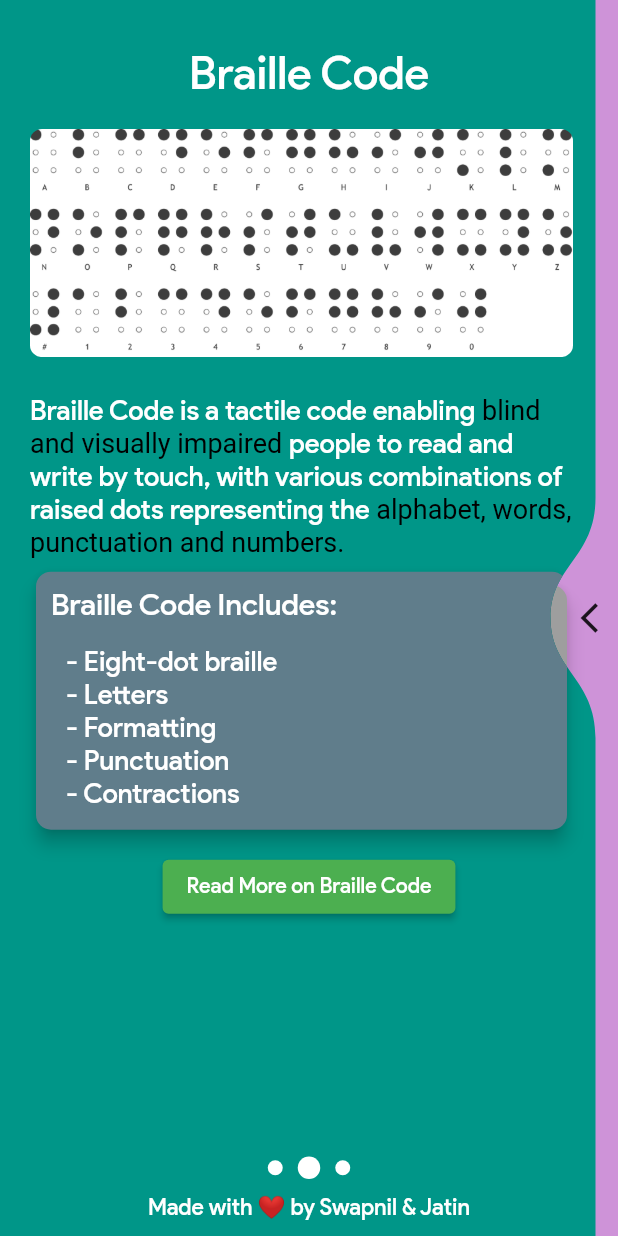
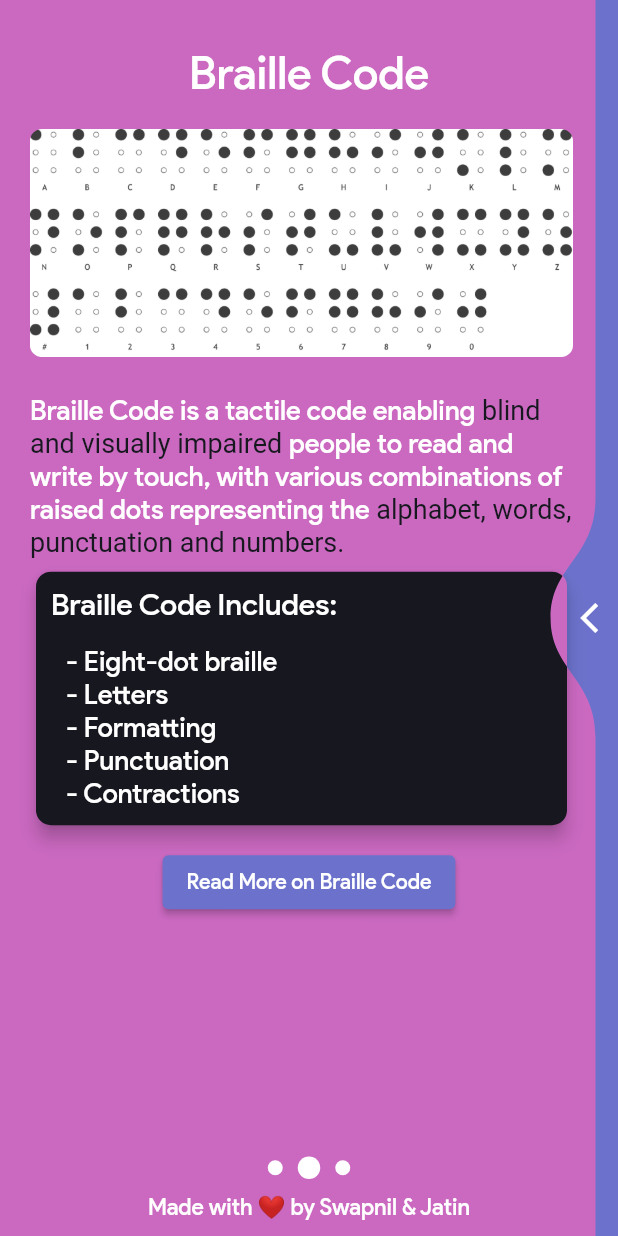
Before and after one commit to swapnilsparsh/YourEyes, a Flutter app: the screen it shows after launch, swiped to page 2, on a phone screen of 412 x 824 dp. Run offline on Flutter 3.47's test engine with Material 2 defaults, Android fonts, the phone set to English and light mode, and no system bars; drawn by our look-alikes of liquid_swipe; our stand-ins replace camera, flutter_tts, splashscreen; missing offline and left inert: telephony, tflite.

Commit message:
Color Code Changed

```diff
--- /dev/null
+++ b/colors.txt
@@ -0,0 +1,4 @@
+#17181F : 23, 24, 31, 1
+#6c72cb : 108, 114, 203, 1
+#CB69C1 : 203, 105, 193, 1
+#EEEDF0 : 238, 237, 240, 1
--- a/lib/content/page2.dart
+++ b/lib/content/page2.dart
@@ -8,7 +8,7 @@
   @override
   Widget build(BuildContext context) {
     return Container(
-      color: Colors.teal,
+      color: Color.fromRGBO(203, 105, 193, 1),
       child: Column(
         mainAxisAlignment: MainAxisAlignment.center,
         crossAxisAlignment: CrossAxisAlignment.center,
@@ -57,7 +57,9 @@
                         TextSpan(
                           text: ' blind and visually impaired ',
                           style: TextStyle(
-                              fontStyle: FontStyle.normal, color: Colors.black),
+                            fontStyle: FontStyle.normal,
+                            color: Color.fromRGBO(23, 24, 31, 1),
+                          ),
                         ),
                         TextSpan(
                           text:
@@ -66,7 +68,9 @@
                         TextSpan(
                           text: ' alphabet, words, punctuation and numbers. ',
                           style: TextStyle(
-                              fontStyle: FontStyle.normal, color: Colors.black),
+                            fontStyle: FontStyle.normal,
+                            color: Color.fromRGBO(23, 24, 31, 1),
+                          ),
                         ),
                       ],
                     ),
@@ -75,9 +79,9 @@
               ),
             ),
           ),
+          Column(
+            children: [
               Container(
-            width: 420,
-            height: 190,
                 padding: new EdgeInsets.only(
                   bottom: 10.0,
                   left: 20.0,
@@ -87,7 +91,7 @@
                   shape: RoundedRectangleBorder(
                     borderRadius: BorderRadius.circular(10.0),
                   ),
-              color: Colors.blueGrey,
+                  color: Color.fromRGBO(23, 24, 31, 1),
                   elevation: 5,
                   child: Column(
                     mainAxisSize: MainAxisSize.min,
@@ -113,7 +117,7 @@
                           top: 5.0,
                           left: 20.0,
                           right: 5.0,
-                      bottom: 5.0,
+                          bottom: 10.0,
                         ),
                         child: Align(
                           alignment: Alignment.centerLeft,
@@ -133,9 +137,11 @@
                   ),
                 ),
               ),
+            ],
+          ),
           ElevatedButton(
             style: ElevatedButton.styleFrom(
-              primary: Colors.green, // background
+              primary: Color.fromRGBO(108, 114, 203, 1), // background
               onPrimary: Colors.white, // foreground
             ),
             onPressed: _launchURL,
--- a/lib/content/page3.dart
+++ b/lib/content/page3.dart
@@ -8,7 +8,7 @@
   @override
   Widget build(BuildContext context) {
     return Container(
-      color: Colors.purple[200],
+      color: Color.fromRGBO(108, 114, 203, 1),
       child: Column(
         mainAxisAlignment: MainAxisAlignment.center,
         crossAxisAlignment: CrossAxisAlignment.center,
@@ -30,7 +30,7 @@
           Container(
             child: Padding(
               padding: EdgeInsets.only(
-                top: 20.0,
+                top: 10.0,
                 bottom: 5.0,
                 left: 20.0,
                 right: 30.0,
@@ -39,10 +39,10 @@
                 children: [
                   ClipRRect(
                     borderRadius: BorderRadius.circular(8.0),
-                    child: Image.asset('assets/images/visionskills.png'),
+                    child: Image.asset('assets/images/launch_image.png'),
                   ),
                   SizedBox(
-                    height: 10.0,
+                    height: 20.0,
                   ),
                   Text.rich(
                     TextSpan(
@@ -58,7 +58,8 @@
                           text: ' Light House Team ',
                           style: TextStyle(
                             fontStyle: FontStyle.normal,
-                              color: Colors.indigo),
+                            color: Color.fromRGBO(23, 24, 31, 1),
+                          ),
                         ),
                         TextSpan(
                           text:
@@ -68,7 +69,7 @@
                           text: 'Blind & Low Vision Skills Training.',
                           style: TextStyle(
                             fontStyle: FontStyle.normal,
-                            color: Colors.indigo,
+                            color: Color.fromRGBO(23, 24, 31, 1),
                           ),
                         ),
                       ],
@@ -78,9 +79,9 @@
               ),
             ),
           ),
+          Column(
+            children: [
               Container(
-            width: 420,
-            height: 190,
                 padding: new EdgeInsets.only(
                   bottom: 10.0,
                   left: 20.0,
@@ -90,7 +91,7 @@
                   shape: RoundedRectangleBorder(
                     borderRadius: BorderRadius.circular(10.0),
                   ),
-              color: Colors.grey,
+                  color: Color.fromRGBO(203, 105, 193, 1),
                   elevation: 5,
                   child: Column(
                     mainAxisSize: MainAxisSize.min,
@@ -116,7 +117,7 @@
                           top: 5.0,
                           left: 20.0,
                           right: 5.0,
-                      bottom: 5.0,
+                          bottom: 10.0,
                         ),
                         child: Align(
                           alignment: Alignment.centerLeft,
@@ -136,9 +137,11 @@
                   ),
                 ),
               ),
+            ],
+          ),
           ElevatedButton(
             style: ElevatedButton.styleFrom(
-              primary: Colors.indigo, // background
+              primary: Color.fromRGBO(23, 24, 31, 1), // background
               onPrimary: Colors.white, // foreground
             ),
             onPressed: _launchURL,
--- a/lib/pages/liquidswipe.dart
+++ b/lib/pages/liquidswipe.dart
@@ -3,7 +3,6 @@
 import 'package:your_eyes/content/page1.dart';
 import 'package:your_eyes/content/page2.dart';
 import 'package:your_eyes/content/page3.dart';
-
 
 class LiquidSwipeHome extends StatelessWidget {
   // const LiquidSwipeHome({Key? key}) : super(key: key);
@@ -18,7 +17,10 @@
       ],
       enableSideReveal: true,
       positionSlideIcon: 0.5,
-      slideIconWidget: Icon(Icons.arrow_back_ios),
+      slideIconWidget: Icon(
+        Icons.arrow_back_ios,
+        color: Colors.white,
+      ),
       waveType: WaveType.liquidReveal,
     );
   }
```
Also changed, not shown: lib/content/page1.dart (+15 -7 lines), 1 other file. Lines whose indentation alone changed are shown as unchanged.
